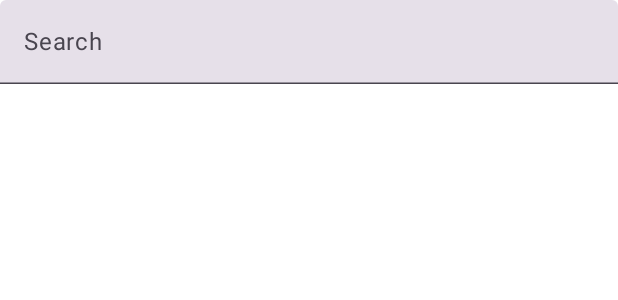
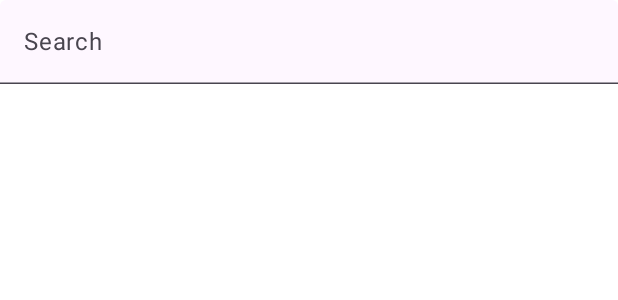
Before and after one commit to mikakorkiakoski/NewsApp, an Android app built with Jetpack Compose: the @Preview function PreviewSearchBar, on a phone screen of 412 x 824 dp. Shown: the top 300 px of the screen. Run offline under Robolectric (Android 15) with nearby library versions, the phone set to English and light mode, and no system bars.

Commit message:
Changed SearchBar background color into theme based color

```diff
--- a/app/src/main/java/fi/mobiilikehitysprojektir13/newsapp/screens/news/components/NewsSearchBar.kt
+++ b/app/src/main/java/fi/mobiilikehitysprojektir13/newsapp/screens/news/components/NewsSearchBar.kt
@@ -7,8 +7,10 @@ import androidx.compose.material.icons.Icons
 import androidx.compose.material.icons.filled.Clear
 import androidx.compose.material3.Icon
 import androidx.compose.material3.IconButton
+import androidx.compose.material3.MaterialTheme
 import androidx.compose.material3.Text
 import androidx.compose.material3.TextField
+import androidx.compose.material3.TextFieldDefaults
 import androidx.compose.runtime.Composable
 import androidx.compose.runtime.mutableStateOf
 import androidx.compose.runtime.remember
@@ -31,6 +33,10 @@ fun SearchBar(
         },
         singleLine = true,
         modifier = Modifier.fillMaxWidth(),
+        colors = TextFieldDefaults.colors(
+            focusedContainerColor = MaterialTheme.colorScheme.background,
+            unfocusedContainerColor = MaterialTheme.colorScheme.background
+        ),
         placeholder = { Text(text = placeholder) },
         keyboardOptions = KeyboardOptions(imeAction = ImeAction.Done),
         keyboardActions = KeyboardActions(onDone = {
```
